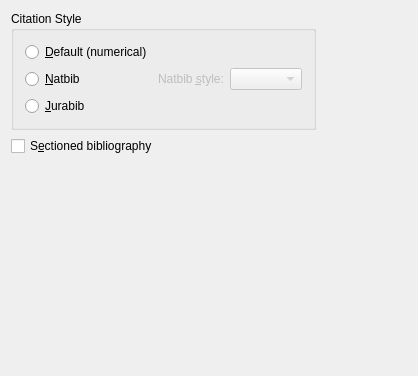
The window that src/frontends/qt4/ui/BiblioUi.ui (cburschka/lyx) describes before a commit, drawn with Qt 5.
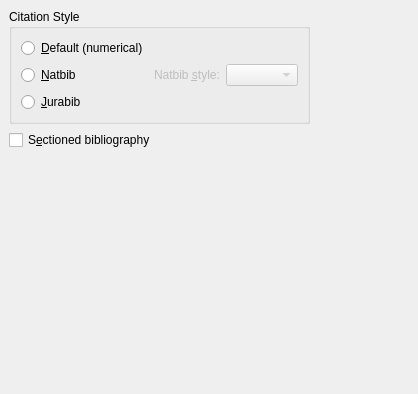
The same window after the commit.

Patch:
```diff
--- a/src/frontends/qt4/ui/BiblioUi.ui
+++ b/src/frontends/qt4/ui/BiblioUi.ui
@@ -6,35 +6,29 @@
     <x>0</x>
     <y>0</y>
     <width>418</width>
-    <height>376</height>
+    <height>394</height>
    </rect>
   </property>
   <property name="windowTitle" >
    <string/>
   </property>
   <layout class="QGridLayout" >
+   <property name="margin" >
+    <number>9</number>
+   </property>
+   <property name="spacing" >
+    <number>6</number>
+   </property>
    <item row="0" column="0" >
     <widget class="QGroupBox" name="CiteStyleBG" >
      <property name="title" >
       <string>Citation Style</string>
      </property>
      <layout class="QGridLayout" >
-      <property name="leftMargin" >
-       <number>11</number>
+      <property name="margin" >
+       <number>9</number>
       </property>
-      <property name="topMargin" >
-       <number>11</number>
-      </property>
-      <property name="rightMargin" >
-       <number>11</number>
-      </property>
-      <property name="bottomMargin" >
-       <number>11</number>
-      </property>
-      <property name="horizontalSpacing" >
-       <number>6</number>
-      </property>
-      <property name="verticalSpacing" >
+      <property name="spacing" >
        <number>6</number>
       </property>
       <item row="2" column="0" >
@@ -103,7 +97,9 @@
            <bool>false</bool>
           </property>
           <property name="sizePolicy" >
-           <sizepolicy vsizetype="Fixed" hsizetype="Preferred" >
+           <sizepolicy>
+            <hsizetype>0</hsizetype>
+            <vsizetype>0</vsizetype>
             <horstretch>0</horstretch>
             <verstretch>0</verstretch>
            </sizepolicy>
```
Left out of the diff: 15 changed lines with no effect on the pictures.
